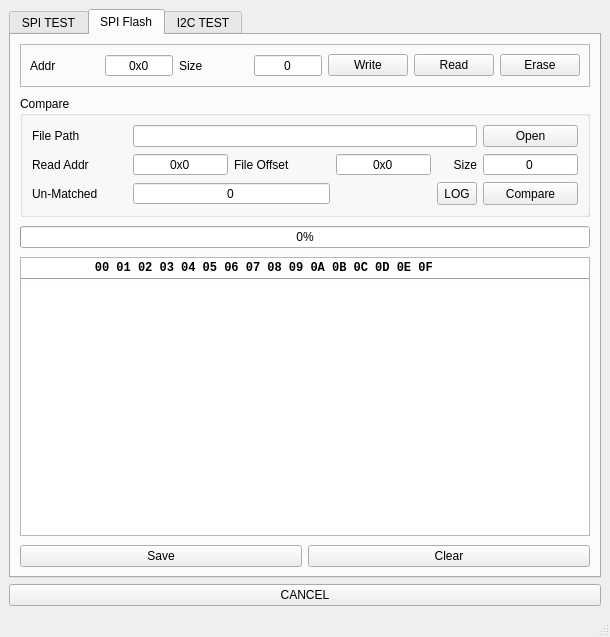
Before: the Qt Designer form mainwindow.ui in NSJ-student/spiflash_by_spidev, drawn with Qt 5.
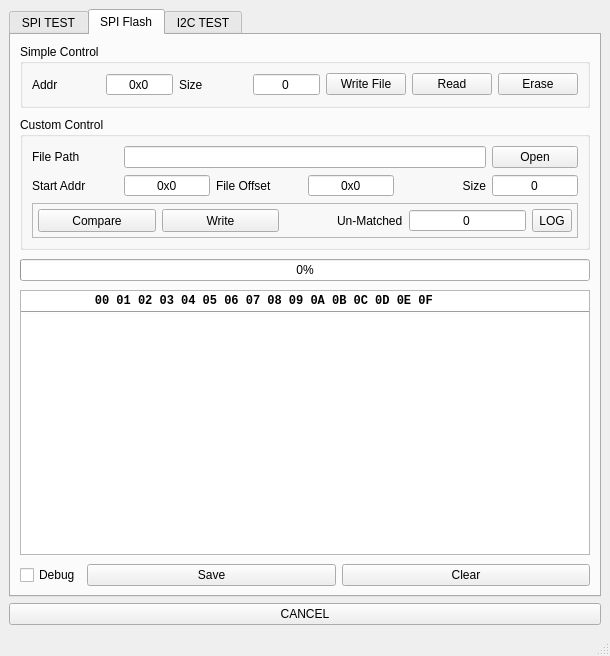
After: the same form once the commit is applied. The open tabs and pages were chosen to show the change. Icons and pictures are not drawn.

Commit message: add custom write, compare bug fix

Patch:
```diff
--- a/mainwindow.ui
+++ b/mainwindow.ui
@@ -7,7 +7,7 @@
     <x>0</x>
     <y>0</y>
     <width>610</width>
-    <height>637</height>
+    <height>656</height>
    </rect>
   </property>
   <property name="windowTitle">
@@ -410,12 +410,9 @@
          <number>9</number>
         </property>
         <item>
-         <widget class="QFrame" name="frame">
-          <property name="frameShape">
-           <enum>QFrame::StyledPanel</enum>
-          </property>
-          <property name="frameShadow">
-           <enum>QFrame::Raised</enum>
+         <widget class="QGroupBox" name="groupBox">
+          <property name="title">
+           <string>Simple Control</string>
           </property>
           <layout class="QHBoxLayout" name="horizontalLayout">
            <item>
@@ -483,9 +480,9 @@
             </widget>
            </item>
            <item>
-            <widget class="QPushButton" name="btnWrite">
+            <widget class="QPushButton" name="btnWriteFile">
              <property name="text">
-              <string>Write</string>
+              <string>Write File</string>
              </property>
             </widget>
            </item>
@@ -509,7 +506,7 @@
         <item>
          <widget class="QGroupBox" name="groupBox_7">
           <property name="title">
-           <string>Compare</string>
+           <string>Custom Control</string>
           </property>
           <layout class="QGridLayout" name="gridLayout_6">
            <item row="1" column="3">
@@ -547,7 +544,7 @@
            <item row="1" column="0">
             <widget class="QLabel" name="label_14">
              <property name="text">
-              <string>Read Addr</string>
+              <string>Start Addr</string>
              </property>
              <property name="alignment">
               <set>Qt::AlignLeading|Qt::AlignLeft|Qt::AlignVCenter</set>
@@ -555,7 +552,7 @@
             </widget>
            </item>
            <item row="1" column="1">
-            <widget class="QSpinBox" name="sbStartReadAddr">
+            <widget class="QSpinBox" name="sbStartCustomAddr">
              <property name="alignment">
               <set>Qt::AlignCenter</set>
              </property>
@@ -583,6 +580,20 @@
              </property>
             </widget>
            </item>
+           <item row="0" column="5">
+            <widget class="QPushButton" name="btnCustomFileOpen">
+             <property name="text">
+              <string>Open</string>
+             </property>
+            </widget>
+           </item>
+           <item row="0" column="1" colspan="4">
+            <widget class="QLineEdit" name="lineCustomFilePath">
+             <property name="readOnly">
+              <bool>true</bool>
+             </property>
+            </widget>
+           </item>
            <item row="1" column="4">
             <widget class="QLabel" name="label_16">
              <property name="text">
@@ -594,7 +605,7 @@
             </widget>
            </item>
            <item row="1" column="5">
-            <widget class="QSpinBox" name="sbCompareSize">
+            <widget class="QSpinBox" name="sbCustomSize">
              <property name="alignment">
               <set>Qt::AlignCenter</set>
              </property>
@@ -615,8 +626,29 @@
              </property>
             </widget>
            </item>
-           <item row="2" column="5">
-            <widget class="QPushButton" name="btnCompare">
+           <item row="2" column="0" colspan="6">
+            <widget class="QFrame" name="frame_8">
+             <property name="frameShape">
+              <enum>QFrame::StyledPanel</enum>
+             </property>
+             <property name="frameShadow">
+              <enum>QFrame::Raised</enum>
+             </property>
+             <layout class="QHBoxLayout" name="horizontalLayout_15">
+              <property name="leftMargin">
+               <number>5</number>
+              </property>
+              <property name="topMargin">
+               <number>5</number>
+              </property>
+              <property name="rightMargin">
+               <number>5</number>
+              </property>
+              <property name="bottomMargin">
+               <number>5</number>
+              </property>
+              <item>
+               <widget class="QPushButton" name="btnCustomCompare">
              <property name="sizePolicy">
               <sizepolicy hsizetype="Minimum" vsizetype="Preferred">
                <horstretch>0</horstretch>
@@ -628,28 +660,27 @@
              </property>
             </widget>
            </item>
-           <item row="0" column="5">
-            <widget class="QPushButton" name="btnCompareFileOpen">
+              <item>
+               <widget class="QPushButton" name="btnCustomWrite">
+                <property name="sizePolicy">
+                 <sizepolicy hsizetype="Minimum" vsizetype="Preferred">
+                  <horstretch>0</horstretch>
+                  <verstretch>0</verstretch>
+                 </sizepolicy>
+                </property>
              <property name="text">
-              <string>Open</string>
+                 <string>Write</string>
              </property>
             </widget>
            </item>
-           <item row="0" column="1" colspan="4">
-            <widget class="QLineEdit" name="lineComparePath">
-             <property name="readOnly">
-              <bool>true</bool>
-             </property>
-            </widget>
-           </item>
-           <item row="2" column="0">
+              <item alignment="Qt::AlignRight">
             <widget class="QLabel" name="label_17">
              <property name="text">
               <string>Un-Matched</string>
              </property>
             </widget>
            </item>
-           <item row="2" column="1" colspan="2">
+              <item>
             <widget class="QSpinBox" name="sbCompareErrorCount">
              <property name="alignment">
               <set>Qt::AlignCenter</set>
@@ -674,7 +705,7 @@
              </property>
             </widget>
            </item>
-           <item row="2" column="4">
+              <item>
             <widget class="QToolButton" name="btnShowFlashCompareLog">
              <property name="sizePolicy">
               <sizepolicy hsizetype="Fixed" vsizetype="Preferred">
@@ -693,6 +724,9 @@
           </layout>
          </widget>
         </item>
+          </layout>
+         </widget>
+        </item>
         <item>
          <widget class="QProgressBar" name="progressRW">
           <property name="value">
@@ -815,6 +849,19 @@
            <property name="bottomMargin">
             <number>0</number>
            </property>
+           <item>
+            <widget class="QCheckBox" name="cbDebug">
+             <property name="sizePolicy">
+              <sizepolicy hsizetype="Fixed" vsizetype="Fixed">
+               <horstretch>0</horstretch>
+               <verstretch>0</verstretch>
+              </sizepolicy>
+             </property>
+             <property name="text">
+              <string>Debug</string>
+             </property>
+            </widget>
+           </item>
            <item>
             <widget class="QPushButton" name="btnSave">
              <property name="text">
```
Lines whose indentation alone changed are shown as unchanged. The commit also changes 2 other files.
